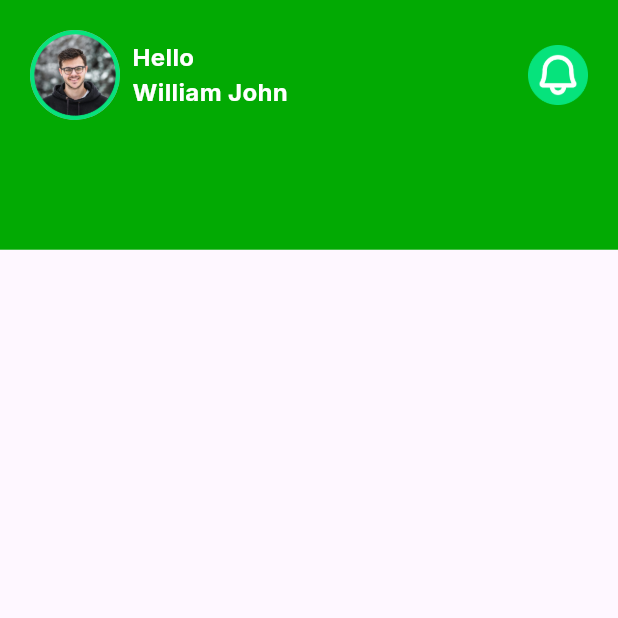
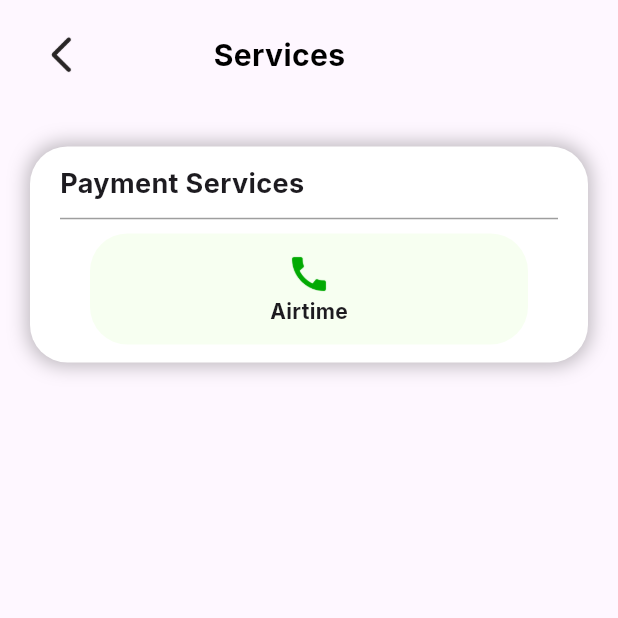
Before and after one commit to sarmiephoenix0x/Bills-Plug, a Flutter app: the ServicePage screen opened directly, on a phone screen of 412 x 824 dp, the top half of it. Run offline on Flutter 3.47's test engine with Material 3 defaults, Android fonts, the phone set to English and light mode, and no system bars; our stand-ins replace carousel_slider, local_auth.

Commit message:
Made Changes (28/10/2024)

```diff
--- a/lib/main_app.dart
+++ b/lib/main_app.dart
@@ -12,7 +12,7 @@ class MainApp extends StatefulWidget {
 }
 
 class _MainAppState extends State<MainApp> with TickerProviderStateMixin {
-  int _selectedIndex = 2;
+  int _selectedIndex = 0;
   final List<bool> _hasNotification = [false, false, false, false, false];
   DateTime? currentBackPressTime;
 
--- a/lib/service_page.dart
+++ b/lib/service_page.dart
@@ -7,142 +7,146 @@ class ServicePage extends StatefulWidget {
   State<ServicePage> createState() => _ServicePageState();
 }
 
-class _ServicePageState extends State<ServicePage> with TickerProviderStateMixin {
+class _ServicePageState extends State<ServicePage>
+    with TickerProviderStateMixin {
   String? profileImg;
-
 
   @override
   Widget build(BuildContext context) {
-    return ListView(
+    return OrientationBuilder(
+      builder: (context, orientation) {
+        return Scaffold(
+          body: SafeArea(
+            child: Align(
+              alignment: Alignment.topCenter,
+              child: Stack(
+                alignment: Alignment.center,
                 children: [
-
-        Column(
-          children: [
-            Container(
-              padding: const EdgeInsets.only(
-                  left: 20.0, right: 20.0, top: 20.0, bottom: 70),
-              decoration: const BoxDecoration(
-                color: Color(0xFF02AA03),
-              ),
+                  SizedBox(
+                    width: MediaQuery.of(context).size.width,
                     child: Column(
-                children: [
-                  Row(
+                      mainAxisSize: MainAxisSize.min,
+                      mainAxisAlignment: MainAxisAlignment.start,
                       crossAxisAlignment: CrossAxisAlignment.center,
                       children: [
-                      if (profileImg == null)
-                        ClipRRect(
-                          borderRadius: BorderRadius.circular(55),
-                          child: Container(
-                            width:
-                            (60 / MediaQuery
-                                .of(context)
-                                .size
-                                .width) *
-                                MediaQuery
-                                    .of(context)
-                                    .size
-                                    .width,
-                            height:
-                            (60 / MediaQuery
-                                .of(context)
-                                .size
-                                .height) *
-                                MediaQuery
-                                    .of(context)
-                                    .size
-                                    .height,
-                            color: Colors.grey,
+                        SizedBox(
+                            height: MediaQuery.of(context).size.height * 0.02),
+                        Padding(
+                          padding: const EdgeInsets.symmetric(horizontal: 20.0),
+                          child: Row(
+                            children: [
+                              InkWell(
+                                onTap: () {
+                                  Navigator.pop(context);
+                                },
                                 child: Image.asset(
-                              'images/ProfilePic.png',
-                              fit: BoxFit.cover,
-                            ),
-                          ),
-                        )
-                      else
-                        if (profileImg != null)
-                          ClipRRect(
-                            borderRadius: BorderRadius.circular(55),
-                            child: Container(
-                              width:
-                              (60 / MediaQuery
-                                  .of(context)
-                                  .size
-                                  .width) *
-                                  MediaQuery
-                                      .of(context)
-                                      .size
-                                      .width,
-                              height:
-                              (60 / MediaQuery
-                                  .of(context)
-                                  .size
-                                  .height) *
-                                  MediaQuery
-                                      .of(context)
-                                      .size
-                                      .height,
-                              color: Colors.grey,
-                              child: Image.network(
-                                profileImg!,
-                                fit: BoxFit.cover,
-                              ),
+                                  'images/BackButton.png',
+                                  height: 40,
                                 ),
                               ),
                               SizedBox(
-                          width: MediaQuery
-                              .of(context)
-                              .size
-                              .width * 0.02),
-                      const Expanded(
+                                  width:
+                                      MediaQuery.of(context).size.width * 0.2),
+                              const Text(
+                                'Services',
+                                style: TextStyle(
+                                  fontFamily: 'Inter',
+                                  fontWeight: FontWeight.bold,
+                                  fontSize: 20.0,
+                                  color: Colors.black,
+                                ),
+                              ),
+                              const Spacer(),
+                            ],
+                          ),
+                        ),
+                        SizedBox(
+                            height: MediaQuery.of(context).size.height * 0.05),
+                        Padding(
+                          padding: const EdgeInsets.symmetric(horizontal: 20.0),
+                          child: Container(
+                            width: MediaQuery.of(context).size.width,
+                            padding: const EdgeInsets.symmetric(
+                                vertical: 12.0, horizontal: 20.0),
+                            decoration: const BoxDecoration(
+                              color: Colors.white,
+                              borderRadius: BorderRadius.all(
+                                Radius.circular(25.0),
+                              ),
+                              boxShadow: [
+                                BoxShadow(
+                                  color: Colors.black26,
+                                  spreadRadius: 2,
+                                  blurRadius: 10,
+                                ),
+                              ],
+                            ),
                             child: Column(
-                          mainAxisAlignment: MainAxisAlignment.center,
                               crossAxisAlignment: CrossAxisAlignment.start,
                               children: [
-                            Text(
-                              "Hello",
+                                const Text(
+                                  "Payment Services",
                                   overflow: TextOverflow.ellipsis,
                                   style: TextStyle(
                                     fontFamily: 'Inter',
                                     fontWeight: FontWeight.bold,
-                                fontSize: 16.0,
-                                color: Colors.white,
+                                    fontSize: 18.0,
                                   ),
                                 ),
-                            Text(
-                              "William John",
-                              overflow: TextOverflow.ellipsis,
-                              style: TextStyle(
-                                fontFamily: 'Inter',
-                                fontWeight: FontWeight.bold,
-                                fontSize: 16.0,
-                                color: Colors.white,
+                                SizedBox(
+                                  width: MediaQuery.of(context).size.width,
+                                  child: const Divider(
+                                    color: Colors.grey,
+                                    height: 20,
+                                  ),
+                                ),
+                                services('images/Airtime.png', 'Airtime'),
+                              ],
+                            ),
                           ),
                         ),
                       ],
                     ),
                   ),
-                      const Spacer(),
-                      InkWell(
-                        onTap: () {},
-                        child: Image.asset(
-                          'images/Notification.png',
-                          height: 40,
+                ],
+              ),
+            ),
+          ),
+        );
+      },
+    );
+  }
+
+  Widget services(String img, String content) {
+    return Padding(
+      padding: const EdgeInsets.symmetric(horizontal: 20.0),
+      child: Container(
+        width: MediaQuery.of(context).size.width,
+        padding: const EdgeInsets.symmetric(vertical: 12.0, horizontal: 12.0),
+        decoration: const BoxDecoration(
+          color: Color(0xFFF7FFF1),
+          borderRadius: BorderRadius.all(
+            Radius.circular(25.0),
+          ),
+        ),
+        child: Column(
+          children: [
+            Image.asset(
+              img,
+              height: 30,
+            ),
+            SizedBox(width: MediaQuery.of(context).size.width * 0.03),
+            Text(
+              content,
+              style: const TextStyle(
+                fontFamily: 'Inter',
+                fontWeight: FontWeight.bold,
+                fontSize: 14.0,
               ),
             ),
           ],
         ),
-                  SizedBox(
-                      height: MediaQuery
-                          .of(context)
-                          .size
-                          .height * 0.02),
-
-                ],
       ),
-            ),
-          ],
-        ),
-      ],
     );
   }
 }
```
Also changed, not shown: pubspec.yaml (+11 -0 lines), images/Airtime.png (added), images/Airtime2Cash.png (added), images/Betting.png (added), images/CableTV.png (added), images/Data.png (added), images/DataPins.png (added), images/Electricity.png (added), images/ExamPins.png (added), images/History.png (added), images/Pricing.png (added), images/RechargeCardPrinting.png (added). Lines whose indentation alone changed are shown as unchanged.
